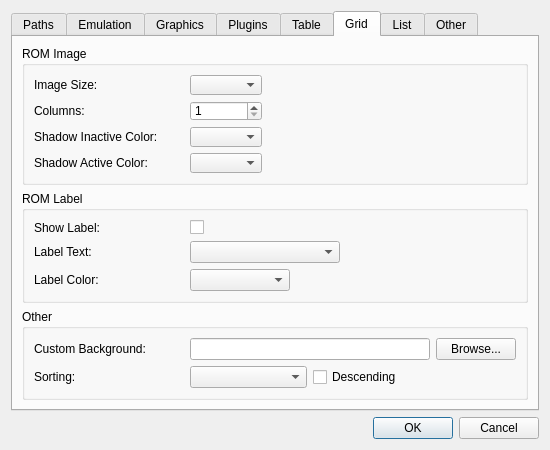
dh4/mupen64plus-qt, file src/settingsdialog.ui: the form before one commit.
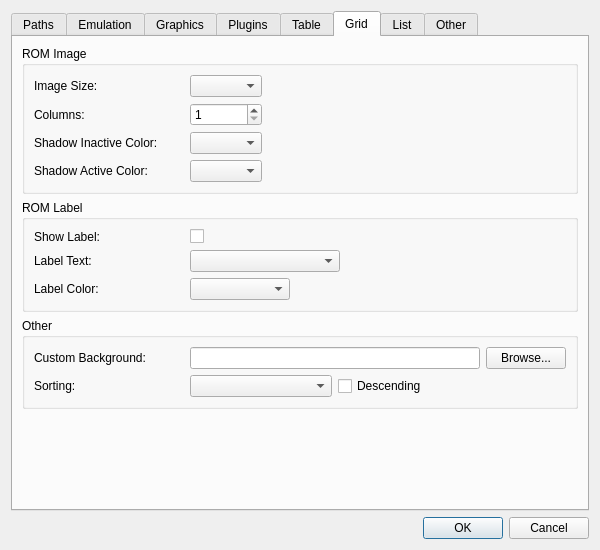
The form after the commit.

Commit message: Make settings dialog larger

```diff
--- a/src/settingsdialog.ui
+++ b/src/settingsdialog.ui
@@ -6,8 +6,8 @@
    <rect>
     <x>0</x>
     <y>0</y>
-    <width>550</width>
-    <height>450</height>
+    <width>600</width>
+    <height>550</height>
    </rect>
   </property>
   <property name="minimumSize">
```
The commit also changes 1 other file.
